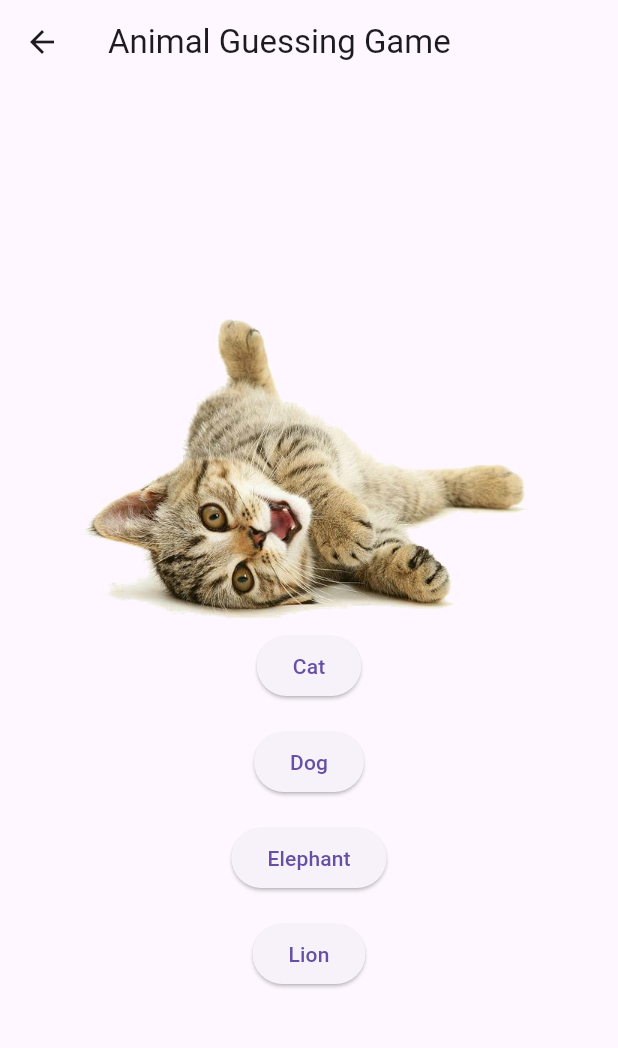
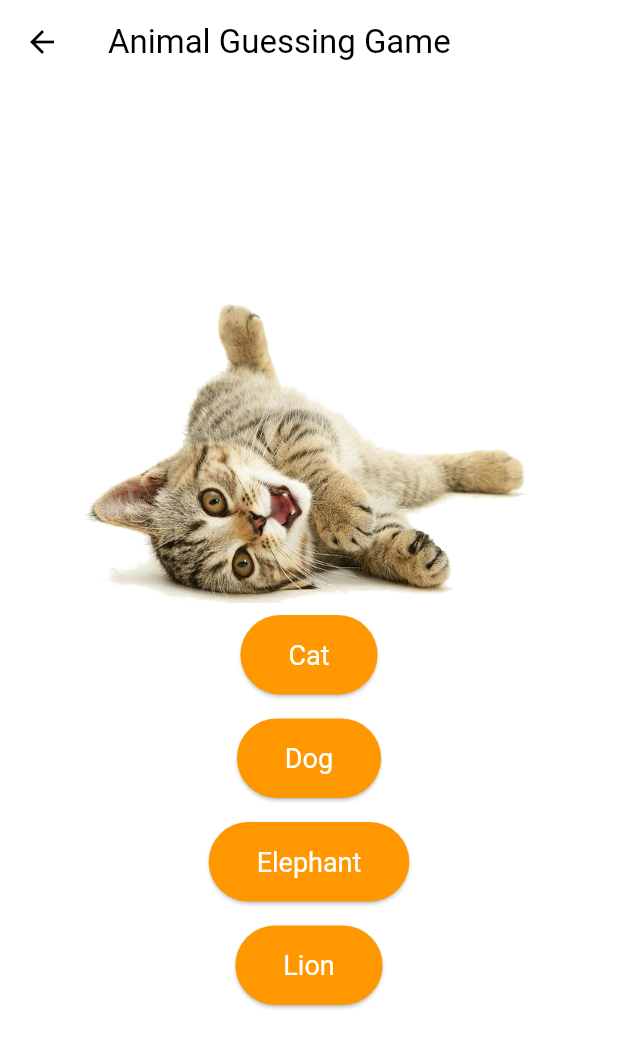
Before and after one commit to AhWirayudha/myapp, a Flutter app: the screen it shows after launch, after a tap on "Animal Guessing Game", on a phone screen of 412 x 824 dp. Shown: the top 1048 px of the screen. Run offline on Flutter 3.47's test engine with Material 3 defaults, Android fonts, the phone set to English and light mode, and no system bars.

```diff
--- a/lib/main.dart
+++ b/lib/main.dart
@@ -11,7 +11,18 @@ class AnimalKidGamesApp extends StatelessWidget {
     return MaterialApp(
       title: 'Animal Kid Games',
       theme: ThemeData(
-        primarySwatch: Colors.blue,
+        primarySwatch: Colors.purple,
+        colorScheme: ColorScheme.fromSwatch().copyWith(
+          secondary: Colors.orange,
+        ),
+        visualDensity: VisualDensity.adaptivePlatformDensity,
+        elevatedButtonTheme: ElevatedButtonThemeData(
+          style: ElevatedButton.styleFrom(
+            foregroundColor: Colors.white, backgroundColor: Colors.orange,
+            padding: EdgeInsets.symmetric(horizontal: 32, vertical: 16),
+            textStyle: TextStyle(fontSize: 18),
+          ),
+        ),
       ),
       home: MainMenu(),
     );
@@ -38,6 +49,7 @@ class MainMenu extends StatelessWidget {
               },
               child: Text('Animal Guessing Game'),
             ),
+            SizedBox(height: 20),
             ElevatedButton(
               onPressed: () {
                 Navigator.push(
@@ -68,6 +80,9 @@ class _AnimalGuessingGameState extends State<AnimalGuessingGame> {
     'assets/lion.png'
   ];
   late int correctAnswerIndex;
+  int score = 0;
+  int totalQuestions = 0;
+  String message = '';
 
   @override
   void initState() {
@@ -77,17 +92,28 @@ class _AnimalGuessingGameState extends State<AnimalGuessingGame> {
 
   void setNewQuestion() {
     setState(() {
+      if (totalQuestions < animalNames.length) {
         correctAnswerIndex = Random().nextInt(animalNames.length);
+        message = '';
+      } else {
+        message = 'Game Over! Your final score is $score/${animalNames.length}.';
+      }
     });
   }
 
   void checkAnswer(String selectedAnswer) {
-    final snackBar = SnackBar(
-      content: Text(
-          selectedAnswer == animalNames[correctAnswerIndex] ? 'Correct!' : 'Wrong! Try again.'),
-    );
-    ScaffoldMessenger.of(context).showSnackBar(snackBar);
-    setNewQuestion();
+    if (selectedAnswer == animalNames[correctAnswerIndex]) {
+      setState(() {
+        message = 'Correct!';
+        score++;
+        totalQuestions++;
+      });
+    } else {
+      setState(() {
+        message = 'Wrong! Try again.';
+        totalQuestions++;
+      });
+    }
   }
 
   @override
@@ -99,6 +125,9 @@ class _AnimalGuessingGameState extends State<AnimalGuessingGame> {
       body: Center(
         child: Column(
           mainAxisAlignment: MainAxisAlignment.center,
+          children: [
+            if (totalQuestions < animalNames.length)
+              Column(
                 children: [
                   Image.asset(
                     animalImages[correctAnswerIndex],
@@ -113,6 +142,22 @@ class _AnimalGuessingGameState extends State<AnimalGuessingGame> {
                       ),
                     );
                   }).toList(),
+                ],
+              )
+            else
+              Text(
+                message,
+                style: TextStyle(fontSize: 24, fontWeight: FontWeight.bold),
+                textAlign: TextAlign.center,
+              ),
+            if (message.isNotEmpty)
+              Padding(
+                padding: const EdgeInsets.symmetric(vertical: 20.0),
+                child: ElevatedButton(
+                  onPressed: setNewQuestion,
+                  child: Text('Next'),
+                ),
+              ),
           ],
         ),
       ),
```
Lines whose indentation alone changed are shown as unchanged.
